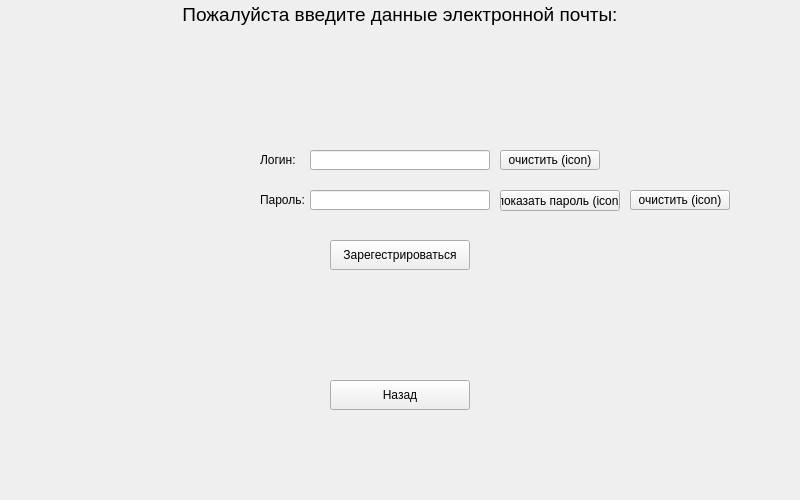
Above: registration.ui from underleak/fetchmail before the change. Below: the same form after it.
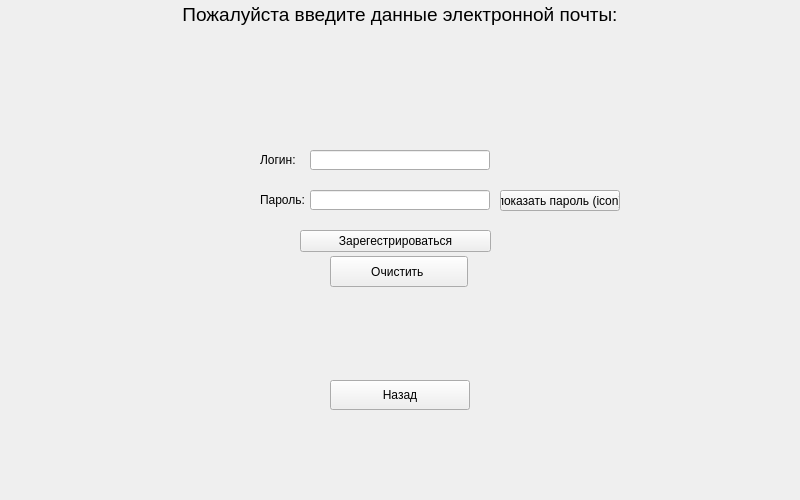
That is the form after the change.

```diff
--- a/registration.ui
+++ b/registration.ui
@@ -42,10 +42,10 @@
   <widget class="QPushButton" name="pushButton_2">
    <property name="geometry">
     <rect>
-     <x>330</x>
-     <y>240</y>
-     <width>140</width>
-     <height>30</height>
+     <x>300</x>
+     <y>230</y>
+     <width>191</width>
+     <height>22</height>
     </rect>
    </property>
    <property name="text">
@@ -72,7 +72,7 @@
    <property name="geometry">
     <rect>
      <x>310</x>
-     <y>190</y>
+     <y>150</y>
      <width>180</width>
      <height>20</height>
     </rect>
@@ -91,19 +91,6 @@
     <string>Логин:</string>
    </property>
   </widget>
-  <widget class="QPushButton" name="pushButton_4">
-   <property name="geometry">
-    <rect>
-     <x>630</x>
-     <y>190</y>
-     <width>100</width>
-     <height>20</height>
-    </rect>
-   </property>
-   <property name="text">
-    <string>очистить (icon)</string>
-   </property>
-  </widget>
   <widget class="QLabel" name="label_3">
    <property name="geometry">
     <rect>
@@ -121,7 +108,7 @@
    <property name="geometry">
     <rect>
      <x>310</x>
-     <y>150</y>
+     <y>190</y>
      <width>180</width>
      <height>20</height>
     </rect>
@@ -130,14 +117,14 @@
   <widget class="QPushButton" name="pushButton_3">
    <property name="geometry">
     <rect>
-     <x>500</x>
-     <y>150</y>
-     <width>100</width>
-     <height>20</height>
+     <x>330</x>
+     <y>256</y>
+     <width>138</width>
+     <height>31</height>
     </rect>
    </property>
    <property name="text">
-    <string>очистить (icon)</string>
+    <string>Очистить </string>
    </property>
   </widget>
  </widget>
```
Left out of the diff: 12 changed lines with no effect on the pictures.
